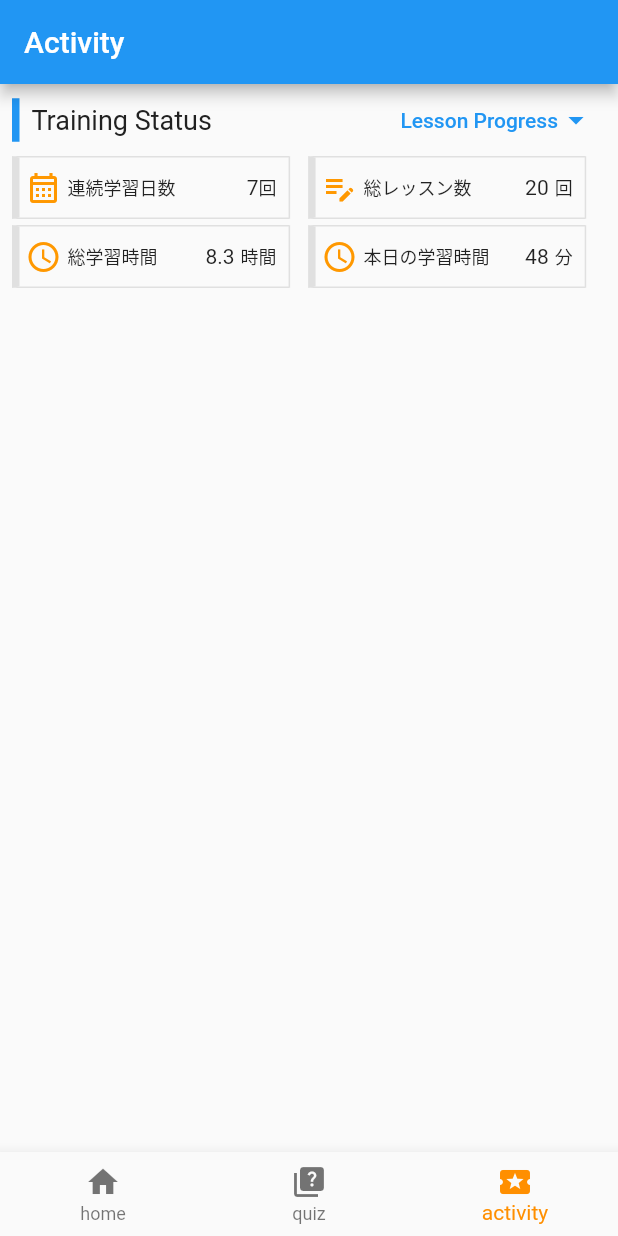
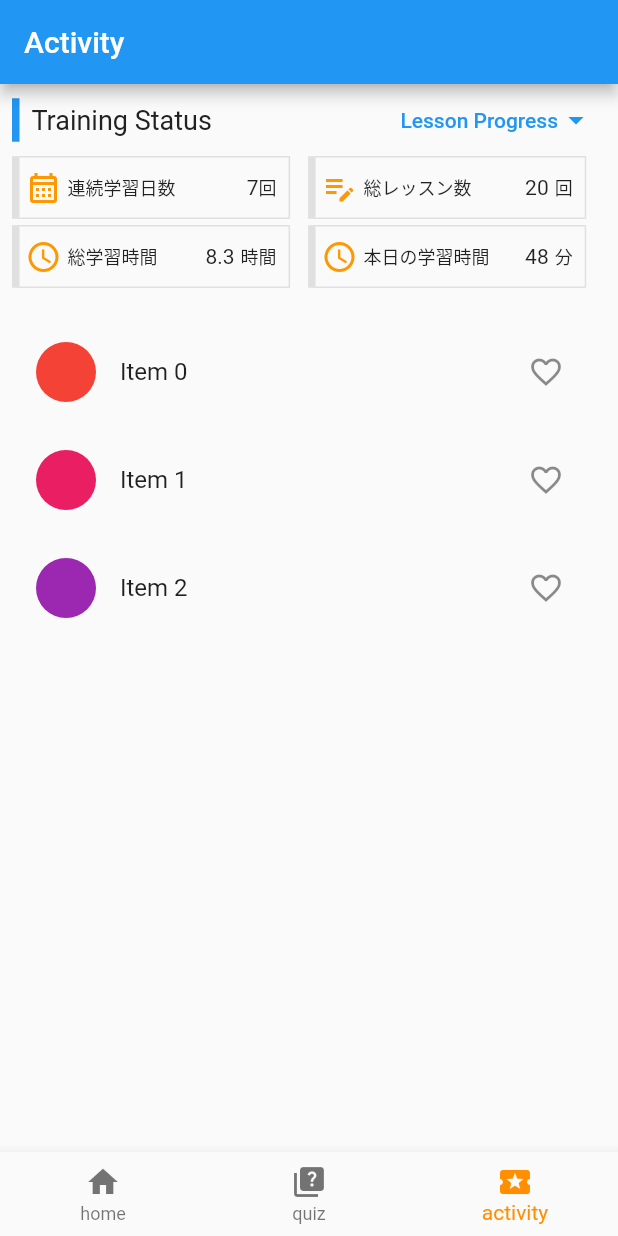
Before and after one commit to tanan/pict, a Flutter app: the screen it shows after launch, item 3 of the bottom bar chosen, on a phone screen of 412 x 824 dp. Run offline on Flutter 3.47's test engine with Material 2 defaults, Android fonts, the phone set to English and light mode, and no system bars; network calls fail.

Commit message:
add list

```diff
--- /dev/null
+++ b/pict_ui/lib/components/lesson_list.dart
@@ -0,0 +1,66 @@
+import 'package:flutter/material.dart';
+import 'package:provider/provider.dart';
+
+import '../models/favorites.dart';
+
+class LessonList extends StatelessWidget {
+  static const routeName = '/';
+
+  const LessonList({super.key});
+
+  @override
+  Widget build(BuildContext context) {
+    return ListView.builder(
+        itemCount: 3,
+        cacheExtent: 20.0,
+        controller: ScrollController(),
+        scrollDirection: Axis.vertical,
+        shrinkWrap: true,
+        padding: const EdgeInsets.symmetric(vertical: 16),
+        itemBuilder: (context, index) => ItemTile(index),
+    );
+  }
+}
+
+class ItemTile extends StatelessWidget {
+  final int itemNo;
+
+  const ItemTile(this.itemNo, {super.key});
+
+  @override
+  Widget build(BuildContext context) {
+    final favoritesList = context.watch<Favorites>();
+
+    return Padding(
+      padding: const EdgeInsets.all(8.0),
+      child: ListTile(
+        leading: CircleAvatar(
+          backgroundColor: Colors.primaries[itemNo % Colors.primaries.length],
+        ),
+        title: Text(
+          'Item $itemNo',
+          key: Key('text_$itemNo'),
+        ),
+        trailing: IconButton(
+          key: Key('icon_$itemNo'),
+          icon: favoritesList.items.contains(itemNo)
+              ? const Icon(Icons.favorite)
+              : const Icon(Icons.favorite_border),
+          onPressed: () {
+            !favoritesList.items.contains(itemNo)
+                ? favoritesList.add(itemNo)
+                : favoritesList.remove(itemNo);
+            ScaffoldMessenger.of(context).showSnackBar(
+              SnackBar(
+                content: Text(favoritesList.items.contains(itemNo)
+                    ? 'Added to favorites.'
+                    : 'Removed from favorites.'),
+                duration: const Duration(seconds: 1),
+              ),
+            );
+          },
+        ),
+      ),
+    );
+  }
+}
--- /dev/null
+++ b/pict_ui/lib/models/favorites.dart
@@ -0,0 +1,18 @@
+
+import 'package:flutter/cupertino.dart';
+
+class Favorites extends ChangeNotifier {
+  final List<int> _favoriteItems = [];
+
+  List<int> get items => _favoriteItems;
+
+  void add(int itemNo) {
+    _favoriteItems.add(itemNo);
+    notifyListeners();
+  }
+
+  void remove(int itemNo) {
+    _favoriteItems.remove(itemNo);
+    notifyListeners();
+  }
+}
--- a/pict_ui/lib/pages/activity.dart
+++ b/pict_ui/lib/pages/activity.dart
@@ -1,15 +1,22 @@
 import 'package:flutter/material.dart';
 import 'package:pict_ui/components/activity_status.dart';
+import 'package:pict_ui/components/lesson_list.dart';
+import 'package:pict_ui/models/favorites.dart';
+import 'package:provider/provider.dart';
 
 class ActivityPage extends StatelessWidget {
   const ActivityPage({super.key});
 
   @override
   Widget build(BuildContext context) {
-    return const Column(
-      children: [
-        ActivityStatus(),
-      ],
+    return ChangeNotifierProvider<Favorites>(
+      create: (context) => Favorites(),
+      child: const Column(
+          children: [
+            ActivityStatus(),
+            LessonList(),
+          ],
+      ),
     );
   }
 }
--- a/pict_ui/lib/pages/description_quiz.dart
+++ b/pict_ui/lib/pages/description_quiz.dart
@@ -2,6 +2,8 @@ import 'package:flutter/material.dart';
 
 class DescriptionQuizPage extends StatelessWidget {
   const DescriptionQuizPage({super.key});
+  static const routeName = 'description_quiz_page';
+  static const fullPath = '/$routeName';
 
   @override
   Widget build(BuildContext context) {
--- a/pict_ui/pubspec.yaml
+++ b/pict_ui/pubspec.yaml
@@ -39,6 +39,8 @@ dependencies:
 dev_dependencies:
   flutter_test:
     sdk: flutter
+  provider: ^6.0.2
+  go_router: ^10.0.0
 
   # The "flutter_lints" package below contains a set of recommended lints to
   # encourage good coding practices. The lint set provided by the package is
```
Also changed, not shown: pict_ui/pubspec.lock.
